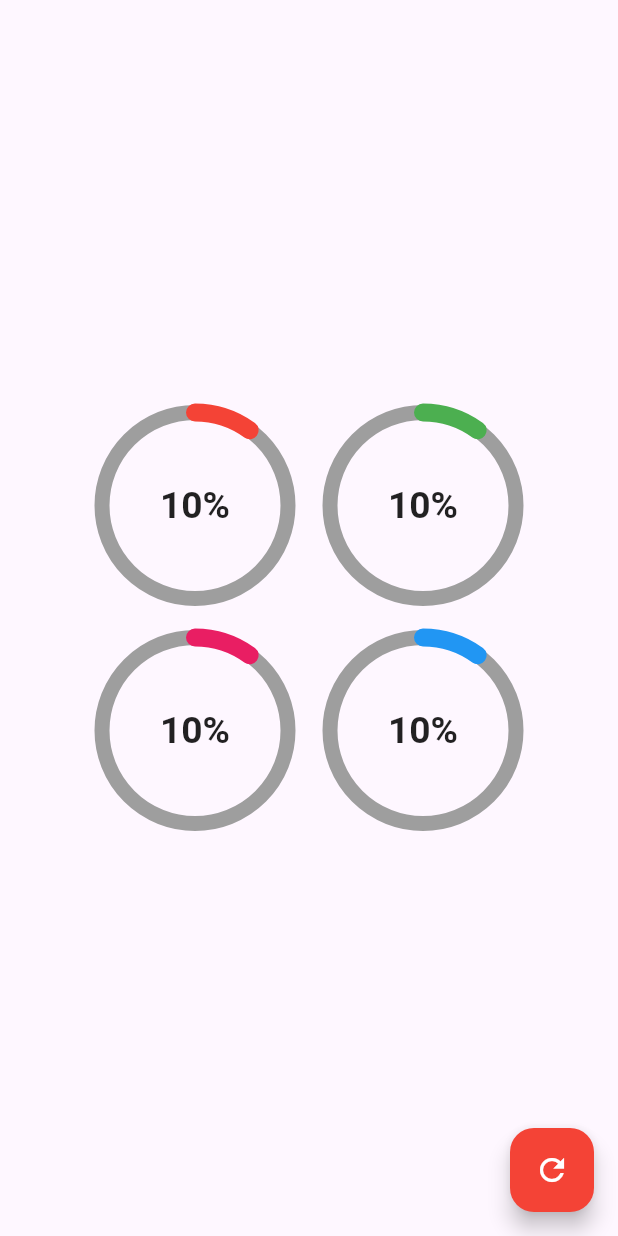
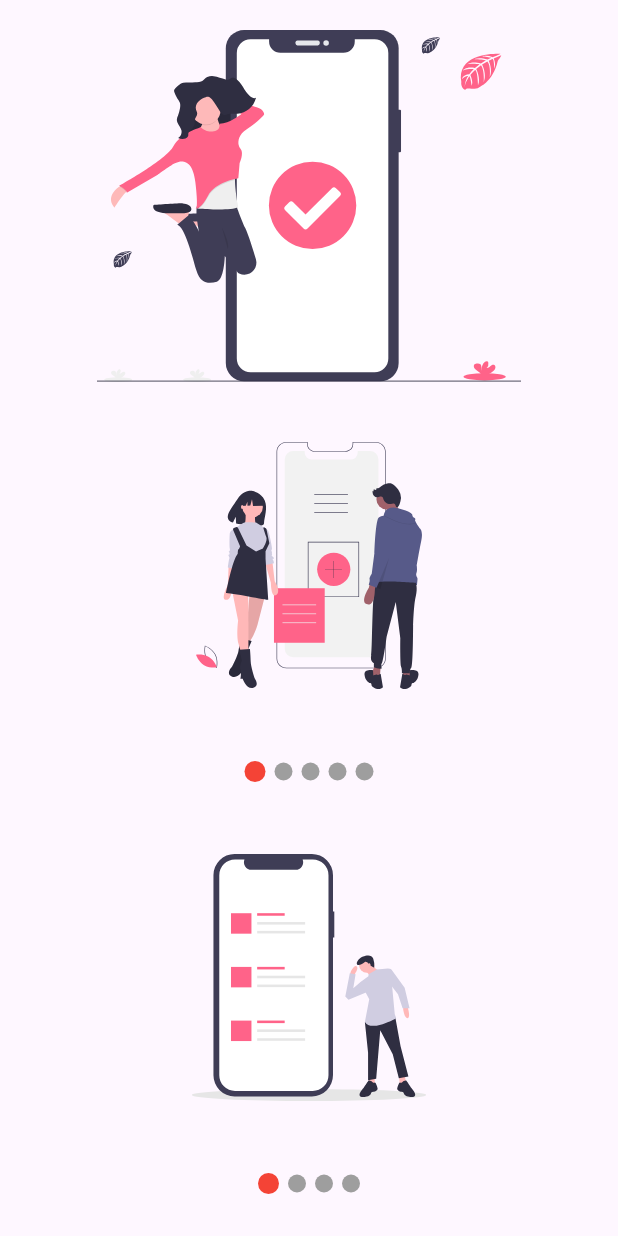
Before and after one commit to rddeveloper2019/prof_design_app, a Flutter app: the screen it shows after launch, on a phone screen of 412 x 824 dp. Run offline on Flutter 3.47's test engine with Material 3 defaults, Android fonts, the phone set to English and light mode, and no system bars; our stand-ins replace flutter_svg.

Commit message:
add slider

```diff
--- a/lib/main.dart
+++ b/lib/main.dart
@@ -3,6 +3,7 @@ import 'package:prof_design_app/src/pages/animated_cube_page.dart';
 import 'package:prof_design_app/src/pages/animations_page.dart';
 import 'package:prof_design_app/src/pages/headers_page.dart';
 import 'package:prof_design_app/src/pages/radial_progress_page.dart';
+import 'package:prof_design_app/src/pages/slide_show_page.dart';
 
 void main() {
   runApp(const MyApp());
@@ -17,7 +18,7 @@ class MyApp extends StatelessWidget {
       debugShowCheckedModeBanner: false,
       title: 'Professional Designs App',
       theme: ThemeData(colorScheme: .fromSeed(seedColor: Colors.deepPurple)),
-      home: RadialProgressPage(),
+      home: SlideShowPage(),
     );
   }
 }
--- /dev/null
+++ b/lib/src/pages/slide_show_page.dart
@@ -0,0 +1,42 @@
+import 'package:flutter/material.dart';
+import 'package:flutter_svg/svg.dart';
+import 'package:prof_design_app/src/widgets/show_slider.dart';
+
+class SlideShowPage extends StatelessWidget {
+  const SlideShowPage({super.key});
+
+  @override
+  Widget build(BuildContext context) {
+    return Scaffold(
+      body: Column(
+        children: [
+          ShowSlider(
+            showDots: false,
+            slides: [
+              SvgPicture.asset('assets/slides/slide-4.svg'),
+              SvgPicture.asset('assets/slides/slide-5.svg'),
+              Center(child: Text('End')),
+            ],
+          ),
+          ShowSlider(
+            slides: [
+              SvgPicture.asset('assets/slides/slide-1.svg'),
+              SvgPicture.asset('assets/slides/slide-2.svg'),
+              SvgPicture.asset('assets/slides/slide-3.svg'),
+              SvgPicture.asset('assets/slides/slide-4.svg'),
+              Center(child: Text('End')),
+            ],
+          ),
+          ShowSlider(
+            slides: [
+              SvgPicture.asset('assets/slides/slide-3.svg'),
+              SvgPicture.asset('assets/slides/slide-4.svg'),
+              SvgPicture.asset('assets/slides/slide-5.svg'),
+              Center(child: Text('End')),
+            ],
+          ),
+        ],
+      ),
+    );
+  }
+}
--- /dev/null
+++ b/lib/src/widgets/show_slider.dart
@@ -0,0 +1,91 @@
+import 'package:flutter/material.dart';
+
+class ShowSlider extends StatefulWidget {
+  final List<Widget> slides;
+  final bool showDots;
+
+  const ShowSlider({super.key, required this.slides, this.showDots = true});
+
+  @override
+  State<ShowSlider> createState() => _ShowSliderState();
+}
+
+class _ShowSliderState extends State<ShowSlider> {
+  int activeIndex = 0;
+
+  final PageController controller = PageController();
+
+  @override
+  void dispose() {
+    controller.dispose();
+    super.dispose();
+  }
+
+  @override
+  Widget build(BuildContext context) {
+    return Expanded(
+      child: Column(
+        mainAxisAlignment: MainAxisAlignment.center,
+        children: [
+          Expanded(
+            child: Padding(
+              padding: const EdgeInsets.symmetric(vertical: 20.0),
+              child: PageView.builder(
+                itemCount: widget.slides.length,
+                onPageChanged: (int idx) {
+                  setState(() {
+                    activeIndex = idx;
+                  });
+                },
+                itemBuilder: (BuildContext context, int index) {
+                  return widget.slides[index];
+                },
+              ),
+            ),
+          ),
+          if (widget.showDots)
+            _Dots(length: widget.slides.length, activeIndex: activeIndex),
+        ],
+      ),
+    );
+  }
+}
+
+class _Dots extends StatelessWidget {
+  final int length;
+  final int activeIndex;
+  const _Dots({required this.length, required this.activeIndex});
+
+  @override
+  Widget build(BuildContext context) {
+    return SizedBox(
+      height: 70,
+      child: Row(
+        mainAxisAlignment: MainAxisAlignment.center,
+        children: List.generate(
+          length,
+          (int idx) => _Dot(isActive: idx == activeIndex),
+        ),
+      ),
+    );
+  }
+}
+
+class _Dot extends StatelessWidget {
+  final bool isActive;
+  const _Dot({this.isActive = false});
+
+  @override
+  Widget build(BuildContext context) {
+    return AnimatedContainer(
+      margin: EdgeInsets.symmetric(horizontal: 3),
+      width: isActive ? 14 : 12,
+      height: isActive ? 14 : 12,
+      decoration: BoxDecoration(
+        color: isActive ? Colors.red : Colors.grey,
+        shape: BoxShape.circle,
+      ),
+      duration: Duration(milliseconds: 300),
+    );
+  }
+}
```
Also changed, not shown: pubspec.yaml (+4 -4 lines), assets/slides/slide-1.svg (added), assets/slides/slide-2.svg (added), assets/slides/slide-3.svg (added), assets/slides/slide-4.svg (added), assets/slides/slide-5.svg (added), pubspec.lock.
